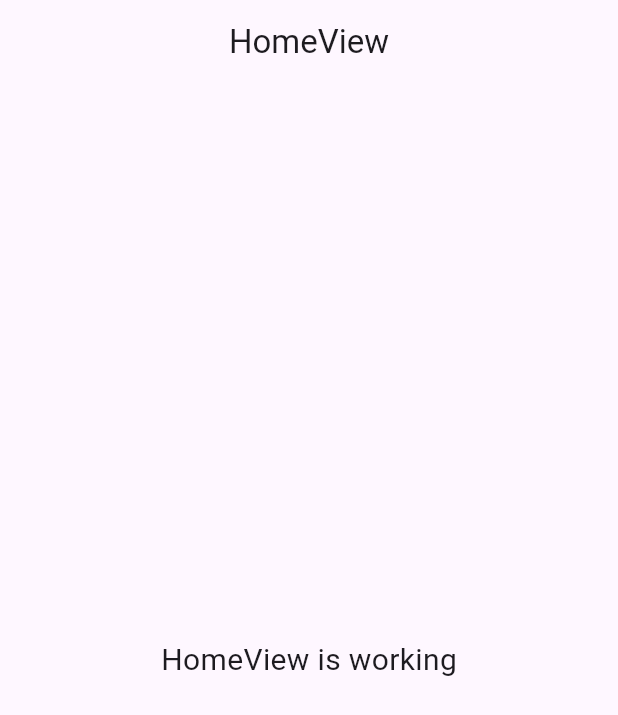
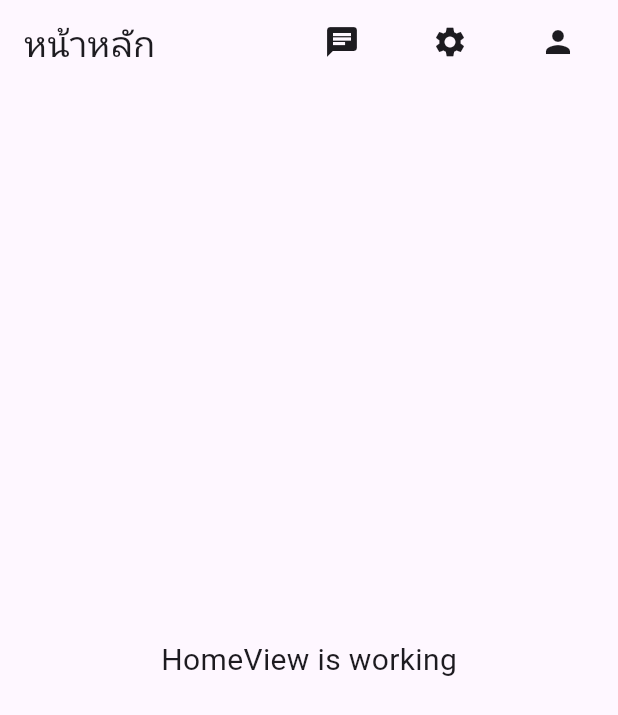
Before and after one commit to wichaiwon/api_template_app, a Flutter app: the screen it shows after launch, on a phone screen of 412 x 824 dp. Shown: the top 715 px of the screen. Run offline on Flutter 3.47's test engine with Material 3 defaults, Android fonts, the phone set to English and light mode, and no system bars; our stand-ins replace get.

Commit message:
adjust ui home page

```diff
--- a/lib/app/modules/home/views/home_view.dart
+++ b/lib/app/modules/home/views/home_view.dart
@@ -9,7 +9,23 @@ class HomeView extends GetView<HomeController> {
   @override
   Widget build(BuildContext context) {
     return Scaffold(
-      appBar: AppBar(title: const Text('HomeView'), centerTitle: true),
+      appBar: AppBar(
+        title: Row(
+          mainAxisAlignment: MainAxisAlignment.spaceBetween,
+          children: [
+            Text('หน้าหลัก', style: TextStyle(fontSize: 24)),
+            Row(
+              children: [
+                IconButton(icon: Icon(Icons.chat), onPressed: () {}),
+                SizedBox(width: 24),
+                IconButton(icon: Icon(Icons.settings), onPressed: () {}),
+                SizedBox(width: 24),
+                IconButton(icon: Icon(Icons.person), onPressed: () {}),
+              ],
+            ),
+          ],
+        ),
+      ),
       body: const Center(
         child: Text('HomeView is working', style: TextStyle(fontSize: 20)),
       ),
--- a/lib/app/modules/intro/views/intro_view.dart
+++ b/lib/app/modules/intro/views/intro_view.dart
@@ -10,7 +10,7 @@ class IntroView extends GetView<IntroController> {
     return Scaffold(
       body: Center(
         child: Image.asset(
-          'assets/images/intro.png',
+          'assets/images/test.svg',
           fit: BoxFit.cover,
           width: double.infinity,
           height: double.infinity,
```
Also changed, not shown: assets/image/test.svg (added).
